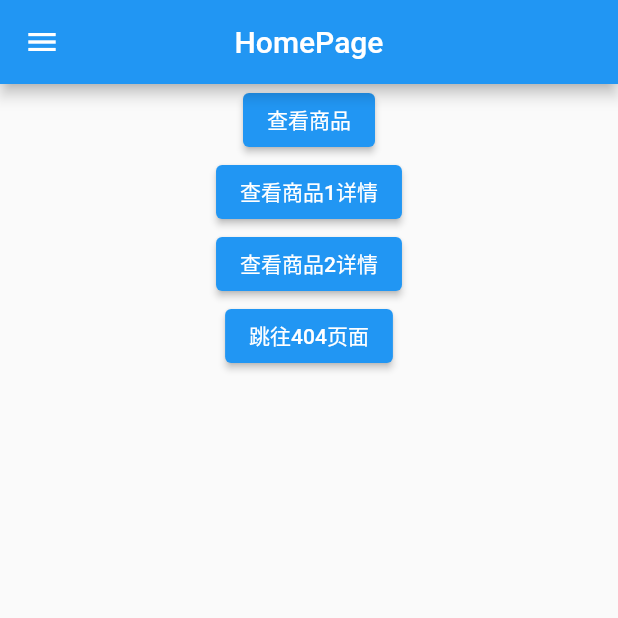
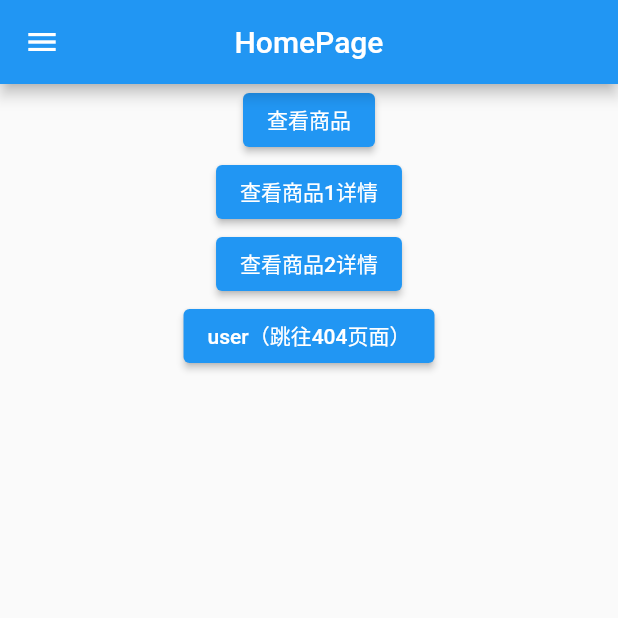
Before and after one commit to ChuYang-FE/Flutter-Test, a Flutter app: the screen it shows after launch, on a phone screen of 412 x 824 dp, the top half of it. Run offline on Flutter 3.47's test engine with Material 2 defaults, Android fonts, the phone set to English and light mode, and no system bars; our stand-ins replace dio.

Commit message:
fix: change text

```diff
--- a/lib/07_navigation/04_Arguments.dart
+++ b/lib/07_navigation/04_Arguments.dart
@@ -47,7 +47,7 @@ class Home extends StatelessWidget {
               ),
               ElevatedButton(
                 onPressed: () => Navigator.pushNamed(context, 'user'),
-                child: Text('跳往404页面'),
+                child: Text('user（跳往404页面）'),
               ),
             ],
           ),
```
